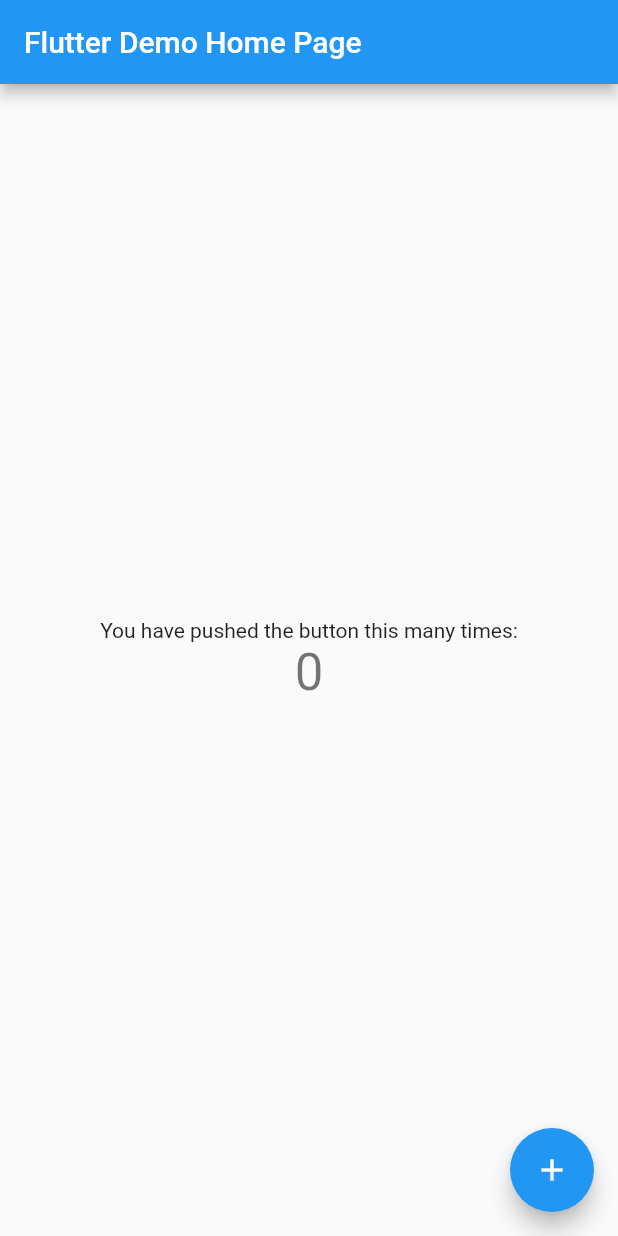
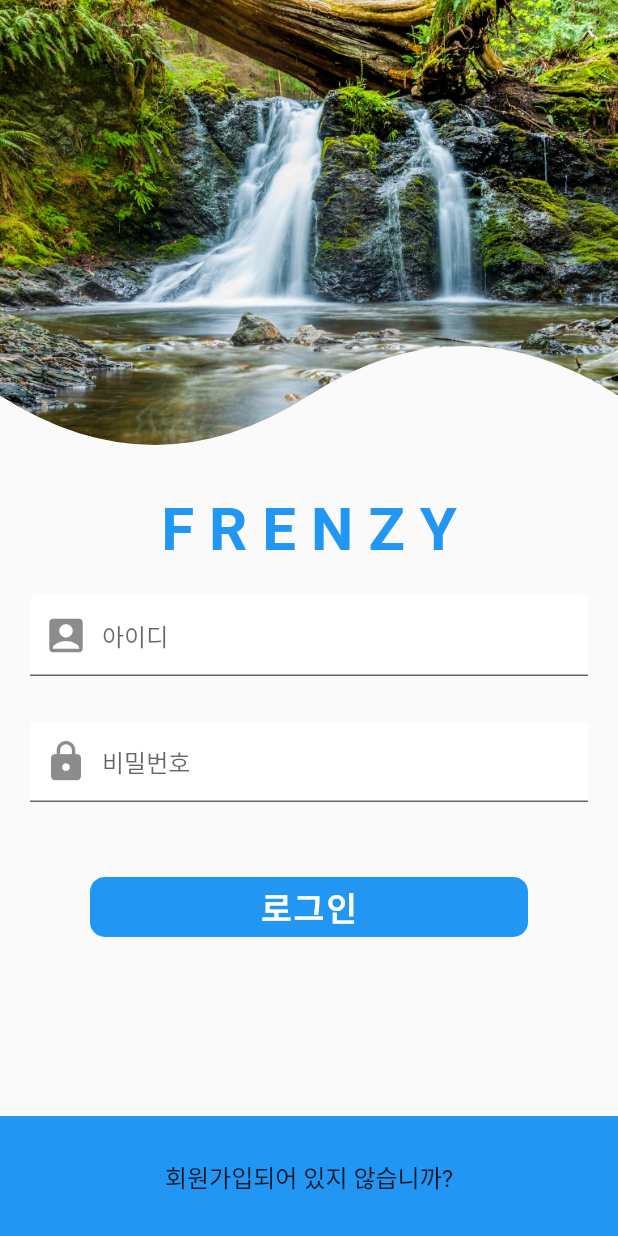
Before and after one commit to bigmsg/flutter_social_ui, a Flutter app: the screen it shows after launch, on a phone screen of 412 x 824 dp. Run offline on Flutter 3.47's test engine with Material 2 defaults, Android fonts, the phone set to English and light mode, and no system bars.

Commit message:
홈page 작성, 탭메뉴

```diff
--- a/lib/main.dart
+++ b/lib/main.dart
@@ -1,4 +1,5 @@
 import 'package:flutter/material.dart';
+import 'package:flutter_social_ui/screens/login_screen.dart';
 
 void main() => runApp(MyApp());
 
@@ -7,96 +8,12 @@ class MyApp extends StatelessWidget {
   @override
   Widget build(BuildContext context) {
     return MaterialApp(
-      title: 'Flutter Demo',
+      title: 'Flutter Social UI',
+      debugShowCheckedModeBanner: false,
       theme: ThemeData(
-        primarySwatch: Colors.blue,
+        primaryColor: Colors.blue,
       ),
-      home: MyHomePage(title: 'Flutter Demo Home Page'),
+      home: LoginScreen(),
     );
   }
 }
-
-class MyHomePage extends StatefulWidget {
-  MyHomePage({Key key, this.title}) : super(key: key);
-
-  // This widget is the home page of your application. It is stateful, meaning
-  // that it has a State object (defined below) that contains fields that affect
-  // how it looks.
-
-  // This class is the configuration for the state. It holds the values (in this
-  // case the title) provided by the parent (in this case the App widget) and
-  // used by the build method of the State. Fields in a Widget subclass are
-  // always marked "final".
-
-  final String title;
-
-  @override
-  _MyHomePageState createState() => _MyHomePageState();
-}
-
-class _MyHomePageState extends State<MyHomePage> {
-  int _counter = 0;
-
-  void _incrementCounter() {
-    setState(() {
-      // This call to setState tells the Flutter framework that something has
-      // changed in this State, which causes it to rerun the build method below
-      // so that the display can reflect the updated values. If we changed
-      // _counter without calling setState(), then the build method would not be
-      // called again, and so nothing would appear to happen.
-      _counter++;
-    });
-  }
-
-  @override
-  Widget build(BuildContext context) {
-    // This method is rerun every time setState is called, for instance as done
-    // by the _incrementCounter method above.
-    //
-    // The Flutter framework has been optimized to make rerunning build methods
-    // fast, so that you can just rebuild anything that needs updating rather
-    // than having to individually change instances of widgets.
-    return Scaffold(
-      appBar: AppBar(
-        // Here we take the value from the MyHomePage object that was created by
-        // the App.build method, and use it to set our appbar title.
-        title: Text(widget.title),
-      ),
-      body: Center(
-        // Center is a layout widget. It takes a single child and positions it
-        // in the middle of the parent.
-        child: Column(
-          // Column is also a layout widget. It takes a list of children and
-          // arranges them vertically. By default, it sizes itself to fit its
-          // children horizontally, and tries to be as tall as its parent.
-          //
-          // Invoke "debug painting" (press "p" in the console, choose the
-          // "Toggle Debug Paint" action from the Flutter Inspector in Android
-          // Studio, or the "Toggle Debug Paint" command in Visual Studio Code)
-          // to see the wireframe for each widget.
-          //
-          // Column has various properties to control how it sizes itself and
-          // how it positions its children. Here we use mainAxisAlignment to
-          // center the children vertically; the main axis here is the vertical
-          // axis because Columns are vertical (the cross axis would be
-          // horizontal).
-          mainAxisAlignment: MainAxisAlignment.center,
-          children: <Widget>[
-            Text(
-              'You have pushed the button this many times:',
-            ),
-            Text(
-              '$_counter',
-              style: Theme.of(context).textTheme.display1,
-            ),
-          ],
-        ),
-      ),
-      floatingActionButton: FloatingActionButton(
-        onPressed: _incrementCounter,
-        tooltip: 'Increment',
-        child: Icon(Icons.add),
-      ), // This trailing comma makes auto-formatting nicer for build methods.
-    );
-  }
-}
--- /dev/null
+++ b/lib/screens/home_screen.dart
@@ -0,0 +1,59 @@
+import 'package:flutter/material.dart';
+
+class HomeScreen extends StatefulWidget {
+  @override
+  _HomeScreenState createState() => _HomeScreenState();
+}
+
+class _HomeScreenState extends State<HomeScreen> with SingleTickerProviderStateMixin {
+
+  TabController _tabController;
+
+  @override
+  void initState() {
+    super.initState();
+    _tabController = TabController(length: 2, vsync: this);
+  }
+
+  @override
+  Widget build(BuildContext context) {
+    return Scaffold(
+      appBar: AppBar(
+        brightness: Brightness.light,
+        backgroundColor: Colors.white,
+        iconTheme: IconThemeData(
+          color: Theme.of(context).primaryColor,
+        ),
+        title: Text(
+          'FRENZY',
+          style: TextStyle(
+            color: Theme.of(context).primaryColor,
+            fontWeight: FontWeight.bold,
+            letterSpacing: 10.0,
+          ),
+        ),
+        bottom: TabBar(
+          controller: _tabController,
+          labelColor: Theme.of(context).primaryColor,
+          labelStyle: TextStyle(
+            fontSize: 18.0,
+            fontWeight: FontWeight.w600,
+          ),
+          unselectedLabelStyle: TextStyle(
+            fontSize: 18.0,
+          ),
+          indicatorWeight: 3.0,
+          tabs: <Widget>[
+            Tab(
+              text: 'Trending'
+            ),
+            Tab(
+              text: 'Latest'
+            ),
+          ],
+        ),
+      ),
+      body: Text('바디')
+    );
+  }
+}
--- /dev/null
+++ b/lib/screens/login_screen.dart
@@ -0,0 +1,124 @@
+import 'package:flutter/material.dart';
+import 'package:flutter_social_ui/screens/home_screen.dart';
+import 'package:flutter_social_ui/widgets/curve_clipper.dart';
+
+class LoginScreen extends StatefulWidget {
+  @override
+  _LoginScreenState createState() => _LoginScreenState();
+}
+
+class _LoginScreenState extends State<LoginScreen> {
+  @override
+  Widget build(BuildContext context) {
+    return Scaffold(
+      body: SingleChildScrollView(
+        child: Container(
+          height: MediaQuery.of(context).size.height,
+          child: Column(
+            children: <Widget>[
+              ClipPath(
+                clipper: CurveClipper(),
+                child: Image(
+                  height: MediaQuery.of(context).size.height / 2.5,
+                  width: double.infinity,
+                  image: AssetImage('assets/images/login_background.jpg'),
+                  fit: BoxFit.cover,
+                ),
+              ),
+              Text('FRENZY',
+                style: TextStyle(
+                  color: Theme.of(context).primaryColor,
+                  fontSize: 40.0,
+                  fontWeight: FontWeight.bold,
+                  letterSpacing: 10.0,
+                ),
+              ),
+
+              SizedBox(height: 10.0),
+              Padding(
+                padding: EdgeInsets.symmetric(horizontal: 20.0, vertical: 10.0),
+                child: TextField(
+                  decoration: InputDecoration(
+                    contentPadding: EdgeInsets.symmetric(vertical: 15.0),
+                    fillColor: Colors.white,
+                    filled: true,
+                    hintText: '아이디',
+                    prefixIcon: Icon(
+                      Icons.account_box,
+                      size: 30.0
+                    ),
+                  ),
+                ),
+              ),
+              SizedBox(height: 10.0),
+              Padding(
+                padding: EdgeInsets.symmetric(horizontal: 20.0, vertical: 10.0),
+                child: TextField(
+                  decoration: InputDecoration(
+                    contentPadding: EdgeInsets.symmetric(vertical: 15.0),
+                    fillColor: Colors.white,
+                    filled: true,
+                    hintText: '비밀번호',
+                    prefixIcon: Icon(
+                        Icons.lock,
+                        size: 30.0
+                    ),
+                  ),
+                  obscureText: true,
+                ),
+              ),
+              SizedBox(height: 40.0,),
+              GestureDetector(
+                onTap: () => Navigator.pushReplacement(
+                    context,
+                    MaterialPageRoute(
+                      builder: (_) => HomeScreen(),
+                    )
+                ),
+                child: Container(
+                  margin: EdgeInsets.symmetric(horizontal: 60.0),
+                  alignment: Alignment.center,
+                  height: 40.0,
+                  decoration: BoxDecoration(
+                    color: Theme.of(context).primaryColor,
+                    borderRadius: BorderRadius.circular(10.0),
+                  ),
+                  child: Text(
+                    '로그인',
+                    style: TextStyle(
+                      color: Colors.white,
+                      fontSize: 22.0,
+                      fontWeight: FontWeight.w600,
+                      letterSpacing: 1.5,
+                    ),
+                  ),
+                ),
+              ),
+              Expanded(
+                child: Align(
+                  alignment: FractionalOffset.bottomCenter,
+                  child: GestureDetector(
+                    onTap: () {print('회원가입');},
+                    child: Container(
+                      alignment: Alignment.center,
+                      color: Theme.of(context).primaryColor,
+                      height: 80.0,
+                      child: Text(
+                        '회원가입되어 있지 않습니까?',
+                        style: TextStyle(
+                          //color: Colors.white,
+                          fontSize: 16.0,
+                          //fontWeight: FontWeight.w600,
+                        ),
+                      ),
+                    ),
+                  ),
+                ),
+              ),
+            ],
+          ),
+        ),
+      ),
+    );
+  }
+}
--- /dev/null
+++ b/lib/widgets/curve_clipper.dart
@@ -0,0 +1,34 @@
+import 'package:flutter/material.dart';
+
+class CurveClipper extends CustomClipper<Path>{
+  @override
+  Path getClip(Size size) {
+    Path path = Path();
+    path.lineTo(0, 4 * size.height / 5);
+    Offset curvePoint1 = Offset(size.width / 4, size.height);
+    Offset centerPoint = Offset(size.width / 2, 4 * size.height / 5);
+    path.quadraticBezierTo(
+        curvePoint1.dx,
+        curvePoint1.dy,
+        centerPoint.dx,
+        centerPoint.dy
+    );
+
+    Offset curvePoint2 = Offset(3 * size.width / 4, 3 * size.height / 5);
+    Offset endPoint = Offset(size.width, 4 * size.height / 5);
+    path.quadraticBezierTo(
+        curvePoint2.dx,
+        curvePoint2.dy,
+        endPoint.dx,
+        endPoint.dy
+    );
+    path.lineTo(size.width, 0);
+    path.close();
+    return path;
+  }
+
+  @override
+  bool shouldReclip(CustomClipper<Path> oldClipper) {
+    return false;
+  }
+}
```
